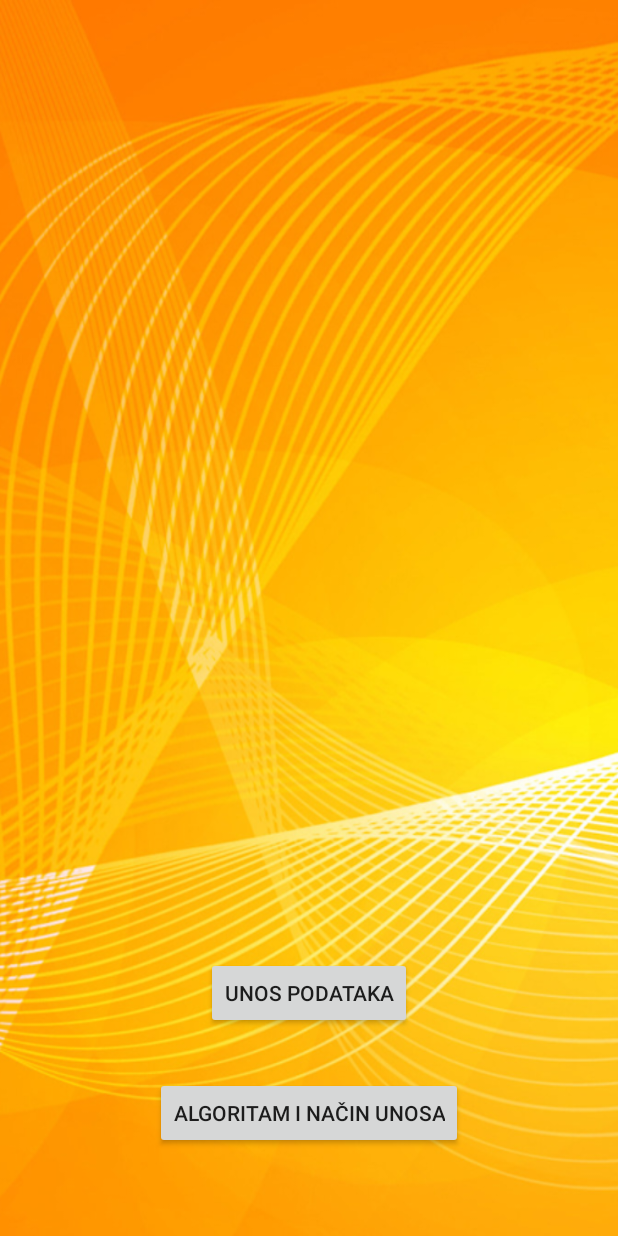
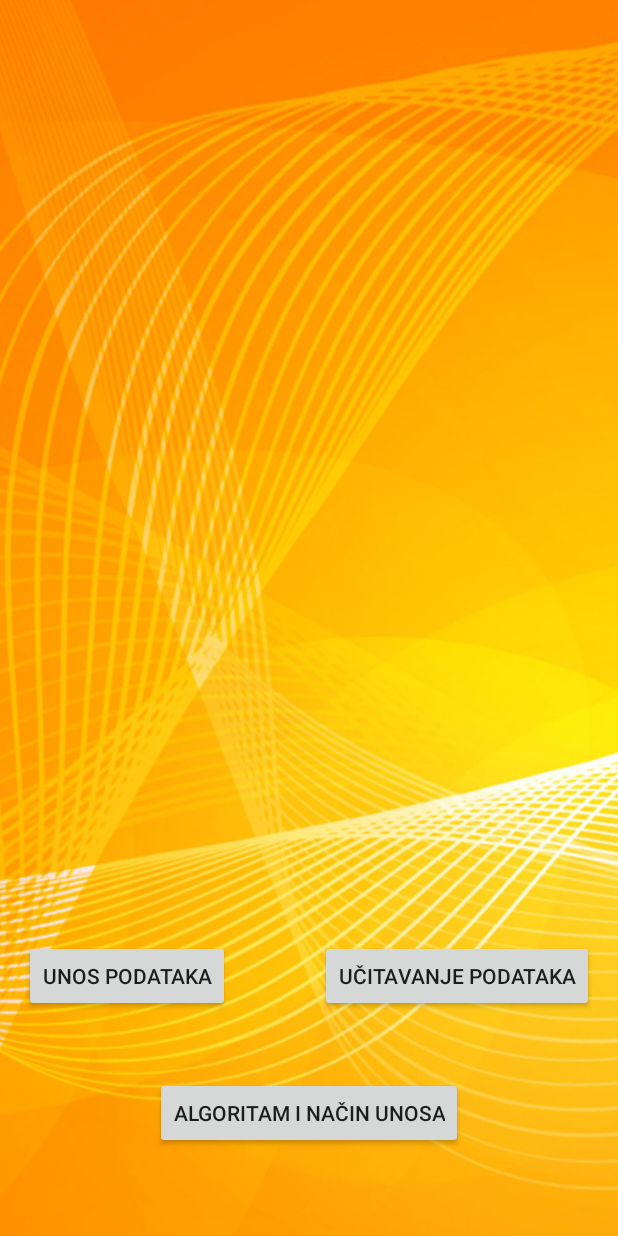
Before and after one commit to silernenad/Faktor_izvesnosti, an Android app: the screen it shows after launch (MainActivity), on a phone screen of 412 x 824 dp. Run offline under Robolectric (Android 15) with nearby library versions, the phone set to English and light mode, and no system bars.

Commit message:
Dodatak za Drazena

```diff
--- a/app/src/main/AndroidManifest.xml
+++ b/app/src/main/AndroidManifest.xml
@@ -8,6 +8,11 @@
         android:label="@string/app_name"
         android:supportsRtl="true"
         android:theme="@style/AppTheme" >
+
+        <uses-sdk android:minSdkVersion="13"
+            android:targetSdkVersion="17"
+            android:maxSdkVersion="23" />
+
         <activity
             android:name=".MainActivity"
             android:label="@string/app_name"
--- a/app/src/main/res/layout/content_main.xml
+++ b/app/src/main/res/layout/content_main.xml
@@ -25,10 +25,21 @@
         android:layout_height="wrap_content"
         android:text="Unos podataka"
         android:id="@+id/unosButton"
-        android:layout_marginBottom="122dp"
-        android:layout_alignParentBottom="true"
-        android:layout_centerHorizontal="true"
-        android:onClick="onClickPodaci" />
+        android:layout_marginBottom="43dp"
+        android:onClick="onClickPodaci"
+        android:layout_above="@+id/algoritamButton"
+        android:layout_alignParentLeft="true"
+        android:layout_alignParentStart="true" />
+
+    <Button
+        android:layout_width="wrap_content"
+        android:layout_height="wrap_content"
+        android:text="Učitavanje podataka"
+        android:id="@+id/ucitavanjeButton"
+        android:layout_alignTop="@+id/unosButton"
+        android:layout_alignParentRight="true"
+        android:layout_alignParentEnd="true"
+        android:onClick="ucitaj" />
     <!--
     <ImageButton
         style="?android:attr/buttonStyleSmall"
```
Also changed, not shown: app/src/main/java/com/example/user/faktorizvesnosti/MainActivity.java (+8 -0 lines), app/src/main/java/com/example/user/faktorizvesnosti/Ostalo.java (+17 -5 lines), app/src/main/java/com/example/user/faktorizvesnosti/Resenje.java (+12 -3 lines), app/src/main/java/com/example/user/faktorizvesnosti/UnosPravila.java (+21 -0 lines), app/src/main/res/layout/content_unos_pravila.xml (+11 -2 lines), 2 other files.
